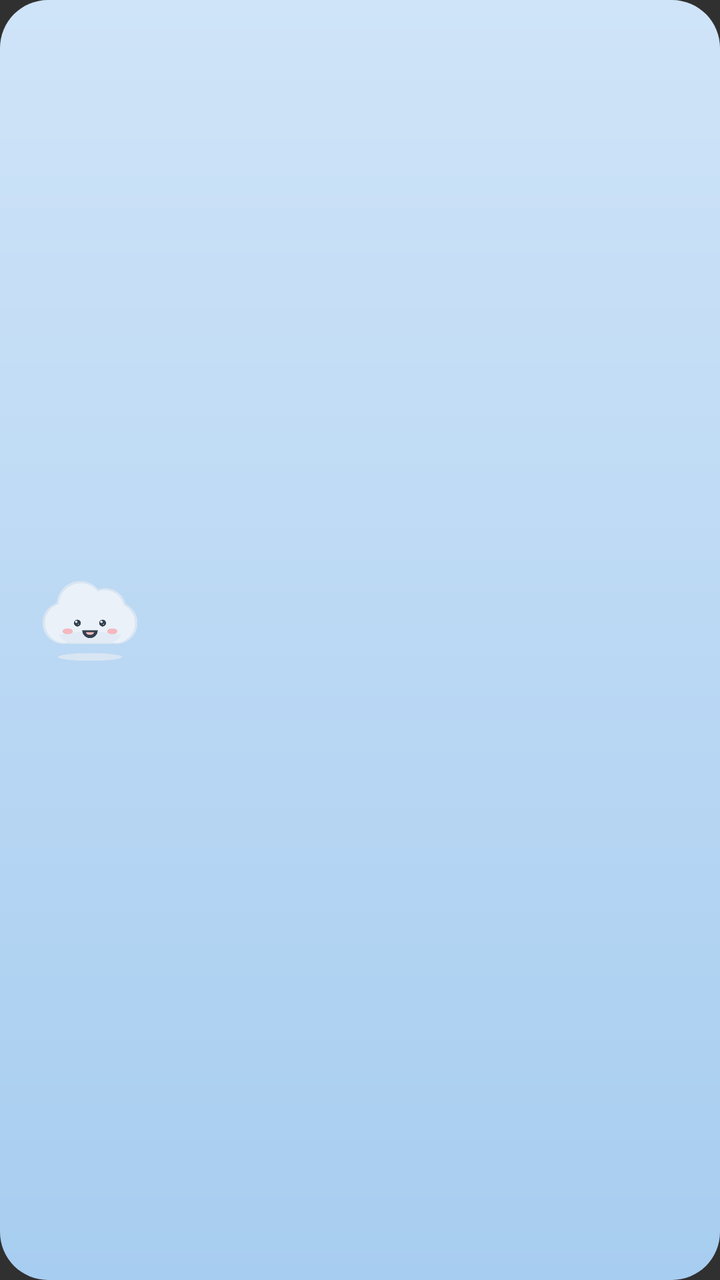
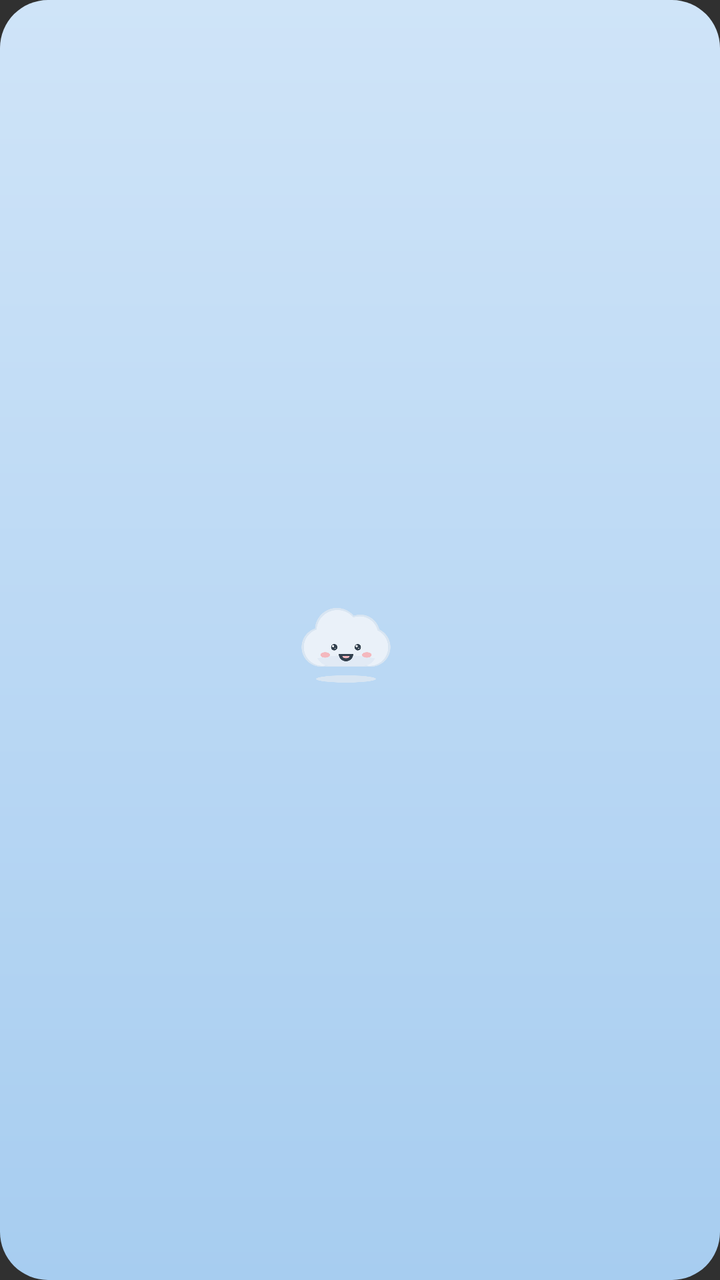

Two renders of the same Android screen: before a commit and after it. Below are the layout's source before the change and the commit's diff.
<!-- AndroidManifest.xml: application theme android:Theme.Material.NoActionBar -->
<!-- res/layout/widget_nuage_moyen.xml -->
<?xml version="1.0" encoding="utf-8"?>
<LinearLayout xmlns:android="http://schemas.android.com/apk/res/android"
    android:id="@+id/widget_root"
    android:layout_width="match_parent"
    android:layout_height="match_parent"
    android:orientation="vertical"
    android:gravity="center"
    android:padding="14dp"
    android:background="@drawable/widget_bg">

    <LinearLayout
        android:layout_width="match_parent"
        android:layout_height="wrap_content"
        android:orientation="horizontal"
        android:gravity="center_vertical">

        <ImageView
            android:id="@+id/widget_nuage"
            android:layout_width="62dp"
            android:layout_height="62dp"
            android:scaleType="fitCenter"
            android:src="@drawable/nuage_taquin_radieux"
            android:contentDescription="@null" />

        <LinearLayout
            android:layout_width="0dp"
            android:layout_height="wrap_content"
            android:layout_weight="1"
            android:layout_marginStart="14dp"
            android:orientation="vertical">

            <TextView
                android:id="@+id/widget_label"
                android:layout_width="wrap_content"
                android:layout_height="wrap_content"
                android:textSize="12sp"
                android:textColor="#33414F"
                android:maxLines="1"
                android:text="" />

            <TextView
                android:id="@+id/widget_temp"
                android:layout_width="wrap_content"
                android:layout_height="wrap_content"
                android:textSize="32sp"
                android:textStyle="bold"
                android:textColor="#33414F"
                android:text="" />

            <TextView
                android:id="@+id/widget_minmax"
                android:layout_width="wrap_content"
                android:layout_height="wrap_content"
                android:textSize="12sp"
                android:textColor="#33414F"
                android:maxLines="1"
                android:text="" />
        </LinearLayout>
    </LinearLayout>

    <TextView
        android:id="@+id/widget_vanne"
        android:layout_width="match_parent"
        android:layout_height="wrap_content"
        android:textSize="12sp"
        android:textStyle="italic"
        android:textColor="#4A5A6A"
        android:gravity="center"
        android:maxLines="2"
        android:ellipsize="end"
        android:layout_marginTop="8dp"
        android:text="" />
</LinearLayout>
<!-- resources referenced by this layout -->
<resources>
  <!-- drawable nuage_taquin_radieux: png bitmap (drawable-nodpi, 22315 bytes) -->
  <!-- drawable widget_bg (drawable) -->
  <?xml version="1.0" encoding="utf-8"?>
  <shape xmlns:android="http://schemas.android.com/apk/res/android" android:shape="rectangle">
      <corners android:radius="24dp" />
      <gradient android:angle="270" android:startColor="#CFE4F8" android:endColor="#A7CDF0" />
  </shape>
</resources>

<!-- the commit's change to res/layout/widget_nuage_moyen.xml (unified diff, before → after) -->
@@ -3,71 +3,51 @@
     android:id="@+id/widget_root"
     android:layout_width="match_parent"
     android:layout_height="match_parent"
-    android:orientation="vertical"
+    android:orientation="horizontal"
     android:gravity="center"
-    android:padding="14dp"
+    android:padding="12dp"
     android:background="@drawable/widget_bg">
 
+    <ImageView
+        android:id="@+id/widget_nuage"
+        android:layout_width="58dp"
+        android:layout_height="58dp"
+        android:scaleType="fitCenter"
+        android:src="@drawable/nuage_taquin_radieux"
+        android:contentDescription="@null" />
+
     <LinearLayout
-        android:layout_width="match_parent"
+        android:layout_width="wrap_content"
         android:layout_height="wrap_content"
-        android:orientation="horizontal"
-        android:gravity="center_vertical">
+        android:layout_marginStart="14dp"
+        android:orientation="vertical">
 
-        <ImageView
-            android:id="@+id/widget_nuage"
-            android:layout_width="62dp"
-            android:layout_height="62dp"
-            android:scaleType="fitCenter"
-            android:src="@drawable/nuage_taquin_radieux"
-            android:contentDescription="@null" />
+        <TextView
+            android:id="@+id/widget_label"
+            android:layout_width="wrap_content"
+            android:layout_height="wrap_content"
+            android:textSize="12sp"
+            android:textColor="#33414F"
+            android:maxLines="1"
+            android:ellipsize="end"
+            android:text="" />
 
-        <LinearLayout
-            android:layout_width="0dp"
+        <TextView
+            android:id="@+id/widget_temp"
+            android:layout_width="wrap_content"
             android:layout_height="wrap_content"
-            android:layout_weight="1"
-            android:layout_marginStart="14dp"
-            android:orientation="vertical">
+            android:textSize="30sp"
+            android:textStyle="bold"
+            android:textColor="#33414F"
+            android:text="" />
 
-            <TextView
-                android:id="@+id/widget_label"
-                android:layout_width="wrap_content"
-                android:layout_height="wrap_content"
-                android:textSize="12sp"
-                android:textColor="#33414F"
-                android:maxLines="1"
-                android:text="" />
-
-            <TextView
-                android:id="@+id/widget_temp"
-                android:layout_width="wrap_content"
-                android:layout_height="wrap_content"
-                android:textSize="32sp"
-                android:textStyle="bold"
-                android:textColor="#33414F"
-                android:text="" />
-
-            <TextView
-                android:id="@+id/widget_minmax"
-                android:layout_width="wrap_content"
-                android:layout_height="wrap_content"
-                android:textSize="12sp"
-                android:textColor="#33414F"
-                android:maxLines="1"
-                android:text="" />
-        </LinearLayout>
+        <TextView
+            android:id="@+id/widget_minmax"
+            android:layout_width="wrap_content"
+            android:layout_height="wrap_content"
+            android:textSize="12sp"
+            android:textColor="#33414F"
+            android:maxLines="1"
+            android:text="" />
     </LinearLayout>
-
-    <TextView
-        android:id="@+id/widget_vanne"
-        android:layout_width="match_parent"
-        android:layout_height="wrap_content"
-        android:textSize="12sp"
-        android:textStyle="italic"
-        android:textColor="#4A5A6A"
-        android:gravity="center"
-        android:maxLines="2"
-        android:ellipsize="end"
-        android:layout_marginTop="8dp"
-        android:text="" />
 </LinearLayout>
